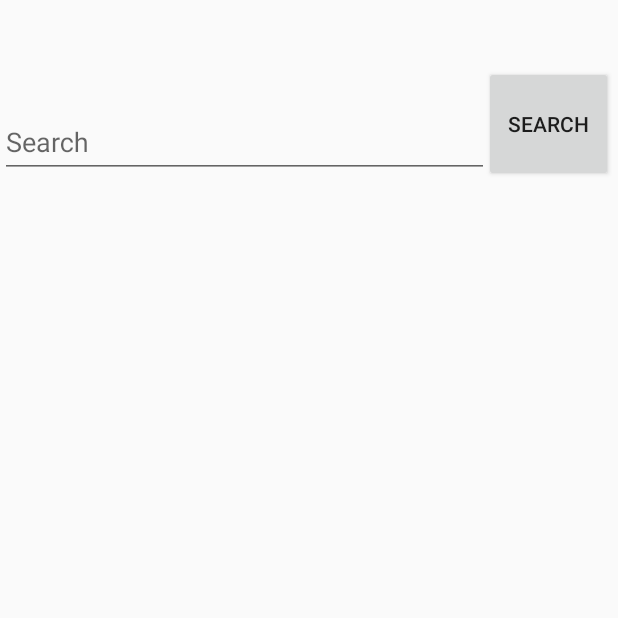
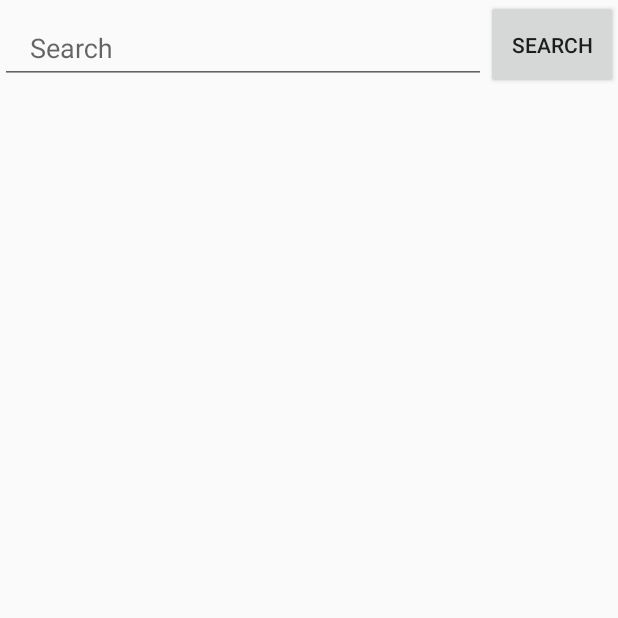
Before and after one commit to mic16/epicture, an Android app: the fragment SlideshowFragment shown on its own in the app's theme, on a phone screen of 412 x 824 dp, the top half of it. Run offline under Robolectric (Android 15) with nearby library versions, the phone set to English and light mode, and no system bars; libraries missing offline, so code that uses them is left out: net.azzerial.jmgur; pictures from the network do not load; 2 statements that could not run were skipped.

Commit message:
ui cleanup

```diff
--- a/app/src/main/java/com/example/epicture/ui/imageOpen/ImageOpen.java
+++ b/app/src/main/java/com/example/epicture/ui/imageOpen/ImageOpen.java
@@ -3,6 +3,7 @@ package com.example.epicture.ui.imageOpen;
 import androidx.appcompat.app.AppCompatActivity;
 
 import android.os.Bundle;
+import android.text.method.ScrollingMovementMethod;
 import android.view.View;
 import android.widget.ImageView;
 import android.widget.TextView;
@@ -51,6 +52,7 @@ public class ImageOpen extends AppCompatActivity {
         title.setText(image.getTitle());
 
         TextView description = (TextView)findViewById(R.id.descriptionFullScreen);
+        description.setMovementMethod(new ScrollingMovementMethod());
         description.setText(image.getDescription());
 
         TextView vu = (TextView)findViewById(R.id.nbViewFullScreen);
--- a/app/src/main/res/layout/activity_image_open.xml
+++ b/app/src/main/res/layout/activity_image_open.xml
@@ -28,6 +28,7 @@
         android:layout_alignParentEnd="true"
         android:background="@drawable/rectangle_drawable_back"
         android:gravity="center"
+        android:padding="10dp"
         android:textStyle="bold"
         app:layout_constraintEnd_toEndOf="parent"
         app:layout_constraintStart_toStartOf="parent"
@@ -41,11 +42,13 @@
         android:layout_alignParentStart="true"
         android:layout_alignParentEnd="true"
         android:layout_alignParentBottom="true"
+        android:background="@drawable/rectangle_drawable_back"
+        android:padding="10dp"
+        android:scrollbars = "vertical"
         app:layout_constraintBottom_toBottomOf="parent"
         app:layout_constraintEnd_toEndOf="parent"
         app:layout_constraintStart_toStartOf="parent"
-        app:layout_constraintTop_toBottomOf="@+id/titleFullScreen"
-        android:background="@drawable/rectangle_drawable_back"/>
+        app:layout_constraintTop_toBottomOf="@+id/titleFullScreen" />
 
 
     <ImageView
--- a/app/src/main/res/layout/fragment_slideshow.xml
+++ b/app/src/main/res/layout/fragment_slideshow.xml
@@ -8,43 +8,36 @@
 
     <androidx.recyclerview.widget.RecyclerView
         android:id="@+id/my_recycler_view"
-        android:layout_width="409dp"
-        android:layout_height="735dp"
+        android:layout_width="0dp"
+        android:layout_height="0dp"
         android:scrollbars="vertical"
         app:layout_constraintBottom_toBottomOf="parent"
         app:layout_constraintEnd_toEndOf="parent"
-        app:layout_constraintHorizontal_bias="0.0"
         app:layout_constraintStart_toStartOf="parent"
-        app:layout_constraintTop_toTopOf="parent"
-        app:layout_constraintVertical_bias="0.975" />
+        app:layout_constraintTop_toBottomOf="@+id/mediaSearch" />
 
     <com.google.android.material.textfield.TextInputLayout
         android:id="@+id/mediaSearch"
-        android:layout_width="326dp"
-        android:layout_height="63dp"
-        app:layout_constraintBottom_toBottomOf="parent"
-        app:layout_constraintEnd_toEndOf="parent"
-        app:layout_constraintHorizontal_bias="0.0"
+        android:layout_width="0dp"
+        android:layout_height="wrap_content"
+        app:layout_constraintEnd_toStartOf="@+id/mediaSearchButton"
         app:layout_constraintStart_toStartOf="parent"
-        app:layout_constraintTop_toTopOf="parent"
-        app:layout_constraintVertical_bias="0.082">
+        app:layout_constraintTop_toTopOf="parent">
 
         <com.google.android.material.textfield.TextInputEditText
             android:layout_width="match_parent"
             android:layout_height="wrap_content"
-            android:hint="Search" />
+            android:hint="Search"
+            android:paddingHorizontal="20dp" />
     </com.google.android.material.textfield.TextInputLayout>
 
     <Button
         android:id="@+id/mediaSearchButton"
-        android:layout_width="86dp"
-        android:layout_height="77dp"
+        android:layout_width="0dp"
+        android:layout_height="wrap_content"
+        android:paddingVertical="20dp"
         android:text="Search"
-        app:layout_constraintBottom_toBottomOf="parent"
         app:layout_constraintEnd_toEndOf="parent"
-        app:layout_constraintHorizontal_bias="0.99"
-        app:layout_constraintStart_toStartOf="parent"
-        app:layout_constraintTop_toTopOf="parent"
-        app:layout_constraintVertical_bias="0.059" />
+        app:layout_constraintTop_toTopOf="parent" />
 
 </androidx.constraintlayout.widget.ConstraintLayout>
```
